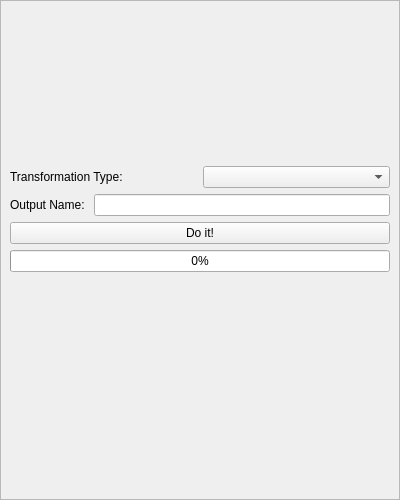
paulmthompson/WhiskerToolbox, file src/WhiskerToolbox/DataTransform_Widget/DataTransform_Widget.ui: the form before one commit.
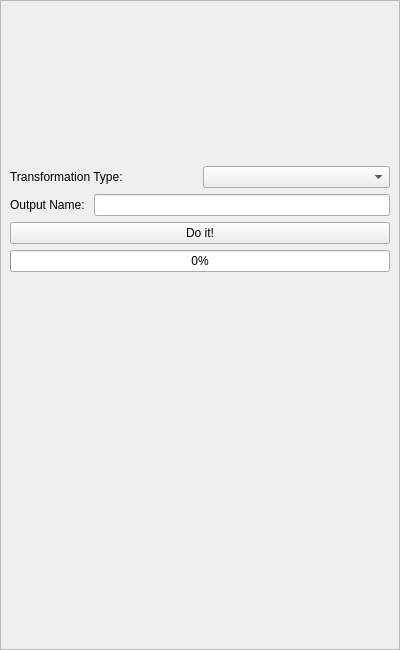
The form after the commit. Custom widgets are drawn as their Qt base class.

Commit message: added json pipeline for transformations to UI

Patch:
```diff
--- a/src/WhiskerToolbox/DataTransform_Widget/DataTransform_Widget.ui
+++ b/src/WhiskerToolbox/DataTransform_Widget/DataTransform_Widget.ui
@@ -7,7 +7,7 @@
     <x>0</x>
     <y>0</y>
     <width>400</width>
-    <height>500</height>
+    <height>650</height>
    </rect>
   </property>
   <property name="sizePolicy">
@@ -19,14 +19,14 @@
   <property name="minimumSize">
    <size>
     <width>250</width>
-    <height>400</height>
+    <height>600</height>
    </size>
   </property>
   <property name="windowTitle">
    <string>Form</string>
   </property>
   <property name="verticalScrollBarPolicy">
-   <enum>Qt::ScrollBarPolicy::ScrollBarAlwaysOff</enum>
+   <enum>Qt::ScrollBarPolicy::ScrollBarAsNeeded</enum>
   </property>
   <property name="horizontalScrollBarPolicy">
    <enum>Qt::ScrollBarPolicy::ScrollBarAlwaysOff</enum>
@@ -40,7 +40,7 @@
      <x>0</x>
      <y>0</y>
      <width>398</width>
-     <height>498</height>
+     <height>648</height>
     </rect>
    </property>
    <layout class="QVBoxLayout" name="verticalLayout" stretch="0,0,0,0,0,0,1,0">
```
The commit also changes 2 other files.
